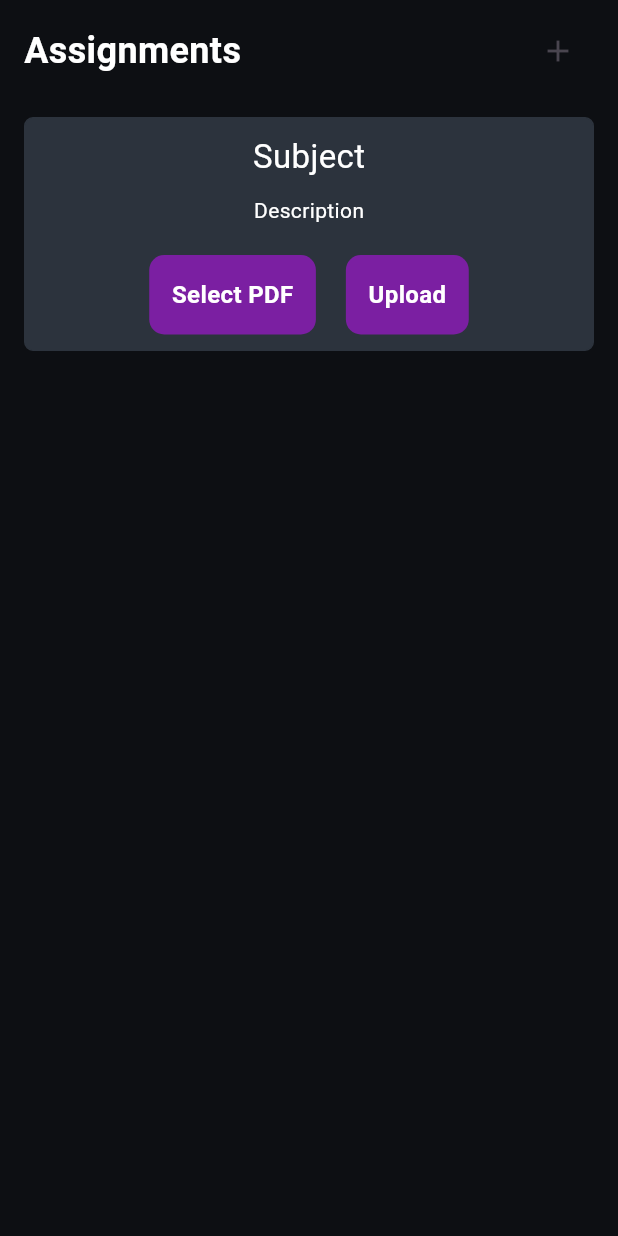
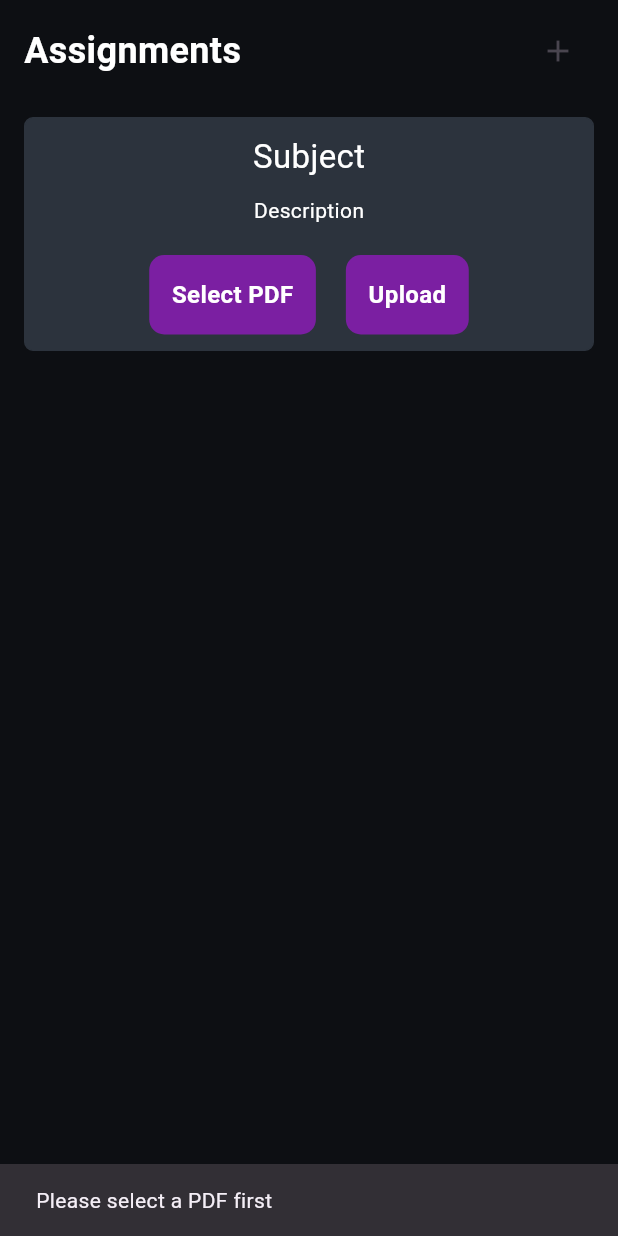
Before and after one commit to im-zif/Classtic, a Flutter app: the Assignments screen opened directly, after a tap on "Upload", on a phone screen of 412 x 824 dp. Run offline on Flutter 3.47's test engine with Material 3 defaults, Android fonts, the phone set to English and light mode, and no system bars; our stand-ins replace cloud_firestore, file_picker, firebase_auth, firebase_core, firebase_storage, flutter_spinkit and 2 more; accounts and stored records are empty.

Commit message:
Update: Profile page and assignments page, still work to do

```diff
--- a/lib/pages/assignments.dart
+++ b/lib/pages/assignments.dart
@@ -1,3 +1,8 @@
+import 'dart:io';
+import 'package:file_picker/file_picker.dart';
+import 'package:firebase_auth/firebase_auth.dart';
+import 'package:firebase_storage/firebase_storage.dart';
+import 'package:cloud_firestore/cloud_firestore.dart';
 import 'package:flutter/material.dart';
 import 'package:classtic/utils/assignment_tile.dart';
 
@@ -9,41 +14,91 @@ class Assignments extends StatefulWidget {
 }
 
 class _AssignmentsState extends State<Assignments> {
+  File? _selectedPDF;
 
-  //select pdf method
-  void selectPDF(){
+  // Select PDF method
+  void selectPDF() async {
+    FilePickerResult? result = await FilePicker.platform.pickFiles(
+      type: FileType.custom,
+      allowedExtensions: ['pdf'],
+    );
 
+    if (result != null) {
+      setState(() {
+        _selectedPDF = File(result.files.single.path!);
+      });
+      ScaffoldMessenger.of(context).showSnackBar(
+        SnackBar(content: Text("PDF Selected: ${result.files.single.name}")),
+      );
+    }
   }
 
-  //upload pdf method
-  void uploadPDF(){
+  // Upload PDF method
+  void uploadPDF() async {
+    if (_selectedPDF == null) {
+      ScaffoldMessenger.of(context).showSnackBar(
+        const SnackBar(content: Text("Please select a PDF first")),
+      );
+      return;
+    }
 
+    try {
+      String uid = FirebaseAuth.instance.currentUser!.uid;
+      String fileName = DateTime.now().millisecondsSinceEpoch.toString();
+
+      // Upload to Firebase Storage
+      UploadTask uploadTask = FirebaseStorage.instance
+          .ref()
+          .child("assignments/$uid/$fileName.pdf")
+          .putFile(_selectedPDF!);
+
+      TaskSnapshot snapshot = await uploadTask;
+      String downloadUrl = await snapshot.ref.getDownloadURL();
+
+      // Save metadata in Firestore
+      await FirebaseFirestore.instance
+          .collection("assignments")
+          .doc(uid)
+          .collection("userAssignments")
+          .add({
+        "fileName": "$fileName.pdf",
+        "url": downloadUrl,
+        "uploadedAt": FieldValue.serverTimestamp(),
+      });
+
+      ScaffoldMessenger.of(context).showSnackBar(
+        const SnackBar(content: Text("PDF uploaded successfully")),
+      );
+    } catch (e) {
+      ScaffoldMessenger.of(context).showSnackBar(
+        SnackBar(content: Text("Upload failed: $e")),
+      );
+    }
   }
 
   @override
   Widget build(BuildContext context) {
     return Scaffold(
-        backgroundColor: Color(0xFF0D0F13),
+      backgroundColor: const Color(0xFF0D0F13),
       body: Padding(
-          padding: EdgeInsets.fromLTRB(16, 10, 16, 0),
+        padding: const EdgeInsets.fromLTRB(16, 10, 16, 0),
         child: Column(
           children: [
             Row(
               mainAxisAlignment: MainAxisAlignment.start,
               children: [
-              Expanded(
+                const Expanded(
                   child: Text(
                     'Assignments',
                     style: TextStyle(
                         color: Colors.white,
                         fontSize: 24,
-                      fontWeight: FontWeight.bold
-                  ),
+                        fontWeight: FontWeight.bold),
                   ),
                 ),
                 IconButton(
-                onPressed: (){},
-                icon: Icon(Icons.add),
+                  onPressed: () {},
+                  icon: const Icon(Icons.add),
                 )
               ],
             ),
@@ -53,9 +108,9 @@ class _AssignmentsState extends State<Assignments> {
               selectPDF: selectPDF,
               uploadPDF: uploadPDF,
             )
-          ]
-        )
-      )
+          ],
+        ),
+      ),
     );
   }
 }
--- a/lib/pages/profile.dart
+++ b/lib/pages/profile.dart
@@ -20,7 +20,7 @@ class _ProfileState extends State<Profile> {
     return Scaffold(
       backgroundColor: Color(0xFF0D0F13),
       body: StreamBuilder(
-        stream: FirebaseFirestore.instance.collection('User').doc(user!.email).snapshots(),
+        stream: FirebaseFirestore.instance.collection('users').doc(user!.uid).snapshots(),
         builder: (context, snapshot){
           //get user data
           if(snapshot.hasData){
--- a/lib/services/firestore_services.dart
+++ b/lib/services/firestore_services.dart
@@ -13,7 +13,7 @@ class FirestoreService{
     });
   }
 
-  //READ: ger announcement from database
+  //READ: get announcement from database
   Stream<QuerySnapshot> getAnnouncementsStream(){
     final announcementsSteam = announcements.orderBy('timestamp', descending: true).snapshots();
     return announcementsSteam;
@@ -32,4 +32,6 @@ class FirestoreService{
     return announcements.doc(docID).delete();
   }
 
+
+
 }
```
Also changed, not shown: lib/pages/registration_page.dart (+22 -22 lines), 1 other file. Lines whose indentation alone changed are shown as unchanged.
